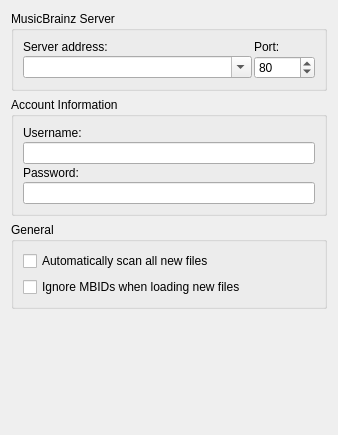
Above: ui/options_general.ui from metabrainz/picard before the change. Below: the same form after it.
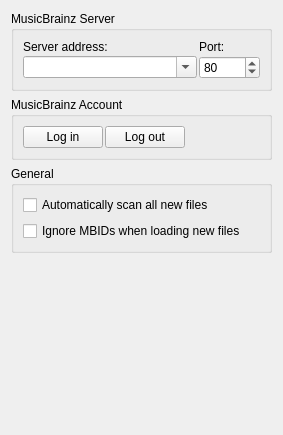
That is the form after the change.

```diff
--- a/ui/options_general.ui
+++ b/ui/options_general.ui
@@ -6,7 +6,7 @@
    <rect>
     <x>0</x>
     <y>0</y>
-    <width>338</width>
+    <width>283</width>
     <height>435</height>
    </rect>
   </property>
@@ -66,39 +66,36 @@
    <item>
     <widget class="QGroupBox" name="rename_files_2">
      <property name="title">
-      <string>Account Information</string>
+      <string>MusicBrainz Account</string>
      </property>
      <layout class="QGridLayout">
       <property name="spacing">
        <number>2</number>
       </property>
-      <item row="1" column="0">
-       <widget class="QLineEdit" name="username"/>
-      </item>
-      <item row="2" column="0">
-       <widget class="QLabel" name="label_5">
-        <property name="text">
-         <string>Password:</string>
-        </property>
-        <property name="buddy">
-         <cstring>password</cstring>
-        </property>
-       </widget>
-      </item>
-      <item row="3" column="0">
-       <widget class="QLineEdit" name="password">
-        <property name="echoMode">
-         <enum>QLineEdit::Password</enum>
-        </property>
-       </widget>
-      </item>
       <item row="0" column="0">
-       <widget class="QLabel" name="label_6">
+       <widget class="QPushButton" name="login">
         <property name="text">
-         <string>Username:</string>
+         <string>Log in</string>
         </property>
-        <property name="buddy">
-         <cstring>username</cstring>
+       </widget>
+      </item>
+      <item row="0" column="2">
+       <spacer name="horizontalSpacer">
+        <property name="orientation">
+         <enum>Qt::Horizontal</enum>
+        </property>
+        <property name="sizeHint" stdset="0">
+         <size>
+          <width>40</width>
+          <height>20</height>
+         </size>
+        </property>
+       </spacer>
+      </item>
+      <item row="0" column="1">
+       <widget class="QPushButton" name="logout">
+        <property name="text">
+         <string>Log out</string>
         </property>
        </widget>
       </item>
```
Left out of the diff: 2 changed lines with no effect on the pictures.
